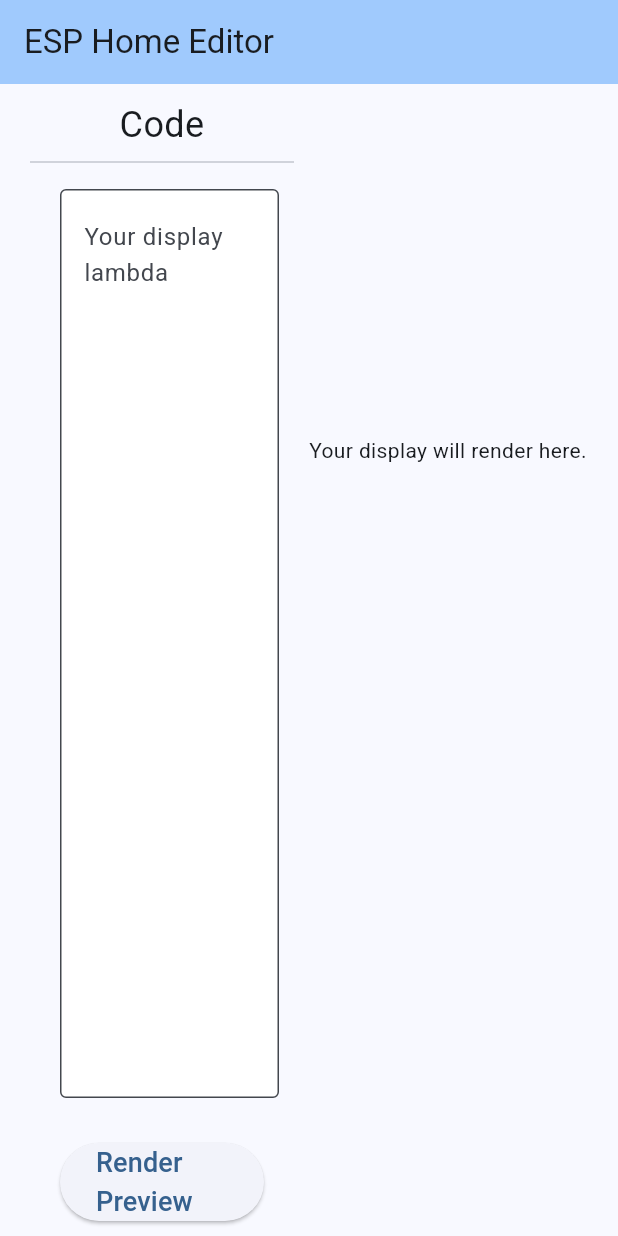
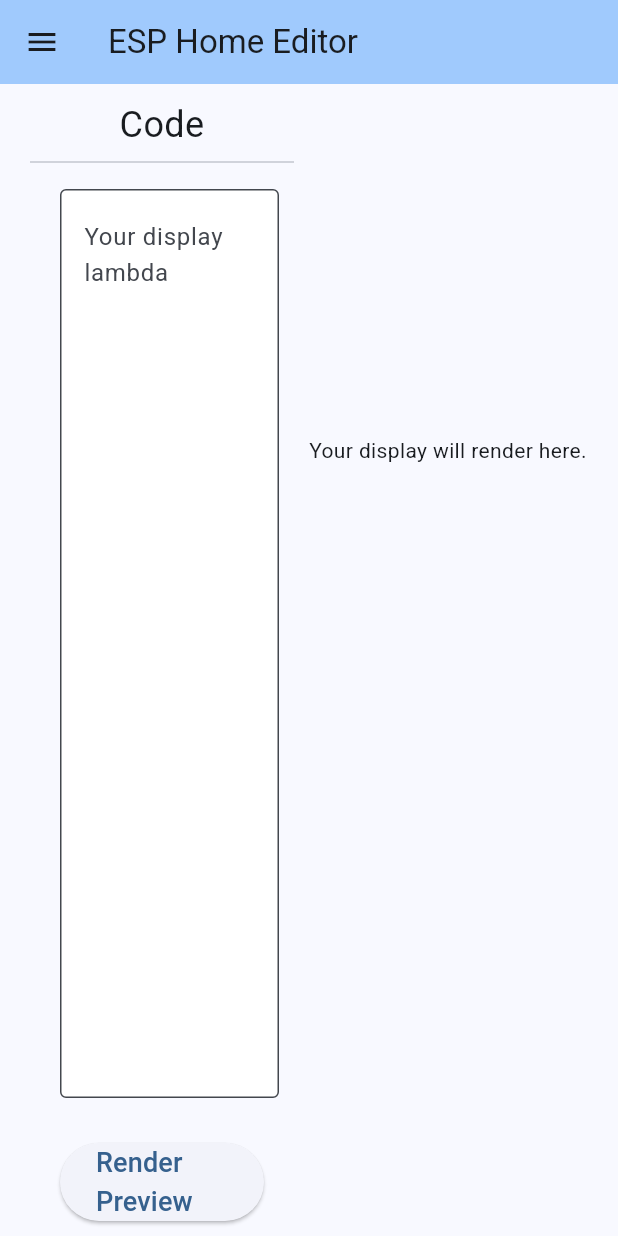
Before and after one commit to Writer-IT/esphome_display_editor, a Flutter app: the screen it shows after launch, on a phone screen of 412 x 824 dp. Run offline on Flutter 3.47's test engine with Material 3 defaults, Android fonts, the phone set to English and light mode, and no system bars; our stand-ins replace shared_preferences, yaml.

Commit message:
Added a main menu drawer and an about section

```diff
--- a/lib/esp_home_editor.dart
+++ b/lib/esp_home_editor.dart
@@ -34,6 +34,18 @@ class _EspHomeEditorState extends State<EspHomeEditor> {
             appBar: AppBar(
               backgroundColor: Theme.of(context).colorScheme.inversePrimary,
               title: const Text('ESP Home Editor'),
+            ),
+            drawer: Drawer(
+              child: ListView(
+                children: const [
+                  DrawerHeader(child: Text('ESPHome Display Editor')),
+                  AboutListTile(
+                    icon: Icon(Icons.info),
+                    applicationName: 'ESPHome Display Editor',
+                    applicationVersion: 'Rolling Release',
+                  ),
+                ],
+              ),
             ),
             body: Row(
               children: [
```
